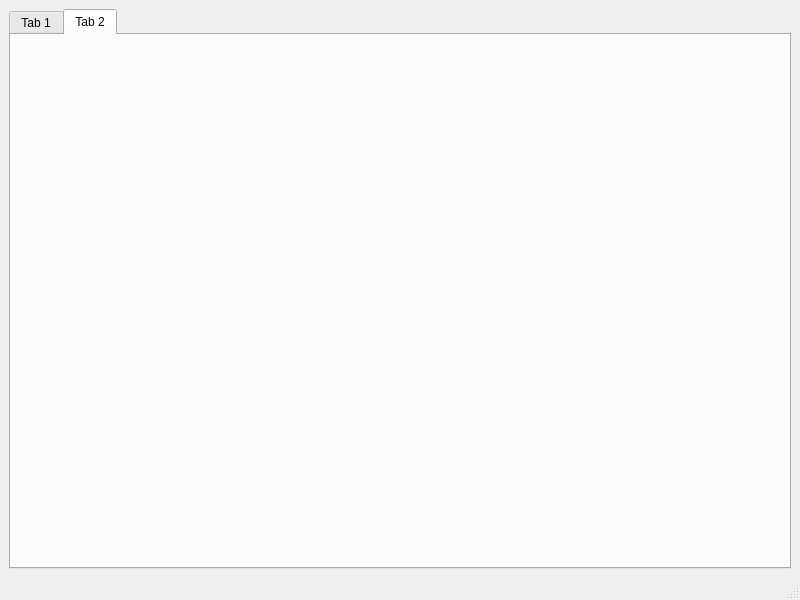
Before: the Qt Designer form ControlWindow.ui in WhenInDoubtC4/WindowsEG, drawn with Qt 5.
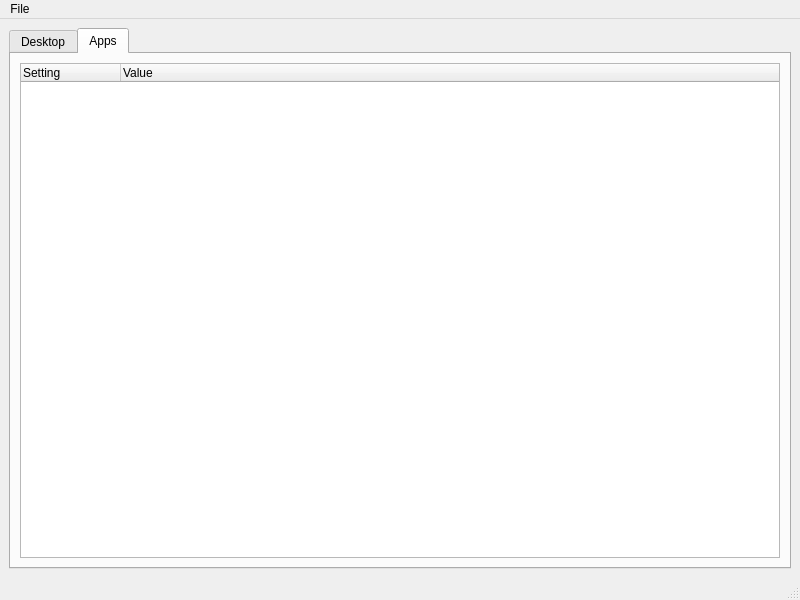
After: the same form once the commit is applied. The open tabs and pages were chosen to show the change.

Diff of the .ui file:
```diff
--- a/ControlWindow.ui
+++ b/ControlWindow.ui
@@ -17,12 +17,12 @@
    <layout class="QGridLayout" name="gridLayout">
     <item row="0" column="0">
      <widget class="QTabWidget" name="tabWidget">
-      <property name="tabsClosable">
-       <bool>false</bool>
+      <property name="currentIndex">
+       <number>1</number>
       </property>
       <widget class="QWidget" name="tab">
        <attribute name="title">
-        <string>Tab 1</string>
+        <string>Desktop</string>
        </attribute>
        <widget class="QLabel" name="label">
         <property name="geometry">
@@ -40,8 +40,27 @@
       </widget>
       <widget class="QWidget" name="tab_2">
        <attribute name="title">
-        <string>Tab 2</string>
+        <string>Apps</string>
        </attribute>
+       <layout class="QGridLayout" name="gridLayout_2">
+        <item row="0" column="0">
+         <widget class="QTreeWidget" name="treeWidget">
+          <property name="columnCount">
+           <number>2</number>
+          </property>
+          <column>
+           <property name="text">
+            <string notr="true">Setting</string>
+           </property>
+          </column>
+          <column>
+           <property name="text">
+            <string notr="true">Value</string>
+           </property>
+          </column>
+         </widget>
+        </item>
+       </layout>
       </widget>
      </widget>
     </item>
@@ -56,6 +75,14 @@
      <height>21</height>
     </rect>
    </property>
+   <widget class="QMenu" name="menu_file">
+    <property name="title">
+     <string>File</string>
+    </property>
+    <addaction name="action_file_saveConfig"/>
+    <addaction name="action_file_loadConfig"/>
+   </widget>
+   <addaction name="menu_file"/>
   </widget>
   <widget class="QStatusBar" name="statusbar"/>
  </widget>
```
Left out of the diff: 23 changed lines with no effect on the pictures.
